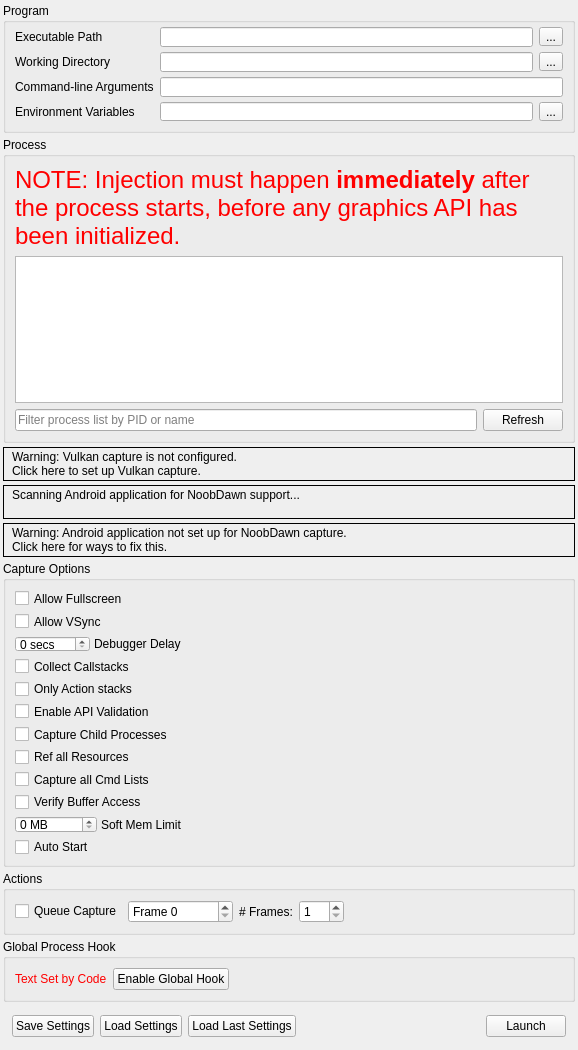
noobdawn/renderdoc, file qnoobdawn/Windows/Dialogs/CaptureDialog.ui: the form before one commit.
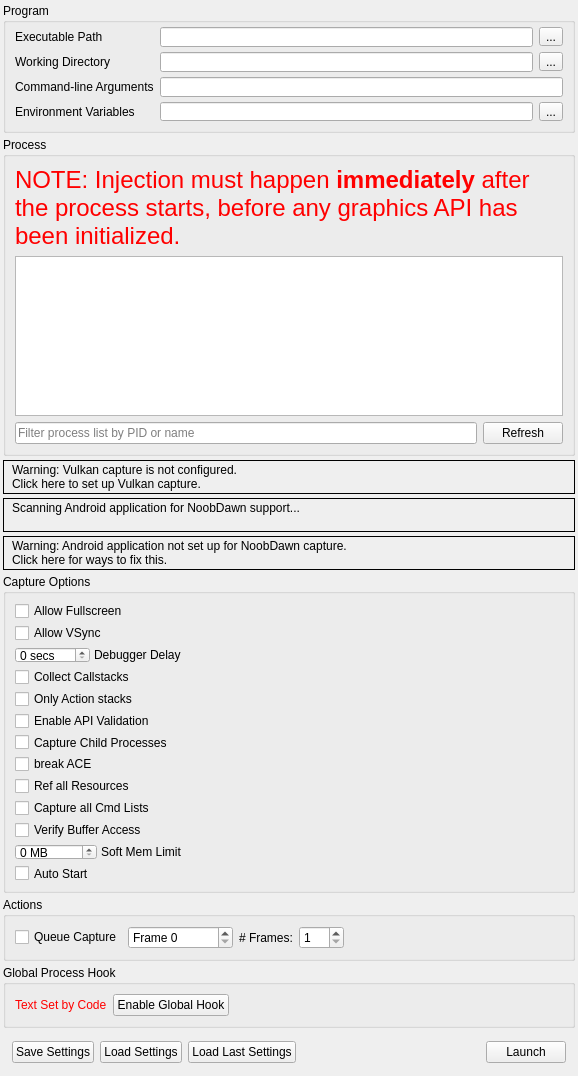
The form after the commit. Icons and pictures are not drawn. Custom widgets are drawn as their Qt base class.

Commit message: add breakACE capture option for protected targets

Patch:
```diff
--- a/qnoobdawn/Windows/Dialogs/CaptureDialog.ui
+++ b/qnoobdawn/Windows/Dialogs/CaptureDialog.ui
@@ -499,6 +499,16 @@
         </property>
        </widget>
       </item>
+      <item>
+       <widget class="QCheckBox" name="BreakACE">
+        <property name="toolTip">
+         <string>Use alternative injection and hooking behaviour for protected targets - enable only when injection or hooking fails with the default behaviour</string>
+        </property>
+        <property name="text">
+         <string>break ACE</string>
+        </property>
+       </widget>
+      </item>
       <item>
        <widget class="QCheckBox" name="RefAllResources">
         <property name="toolTip">
```
The commit also changes 9 other files.
